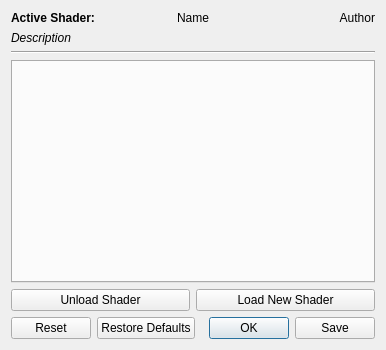
The window that src/platform/qt/ShaderSelector.ui (OpenEmu/mGBA-Core) describes before a commit, drawn with Qt 5.
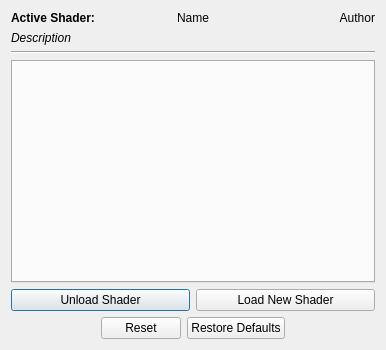
The same window after the commit.

Diff of the .ui file:
```diff
--- a/src/platform/qt/ShaderSelector.ui
+++ b/src/platform/qt/ShaderSelector.ui
@@ -81,32 +81,35 @@
     </widget>
    </item>
    <item>
-    <layout class="QHBoxLayout" name="horizontalLayout_2">
-     <item>
+    <layout class="QGridLayout" name="gridLayout">
+     <item row="0" column="0">
       <widget class="QPushButton" name="unload">
        <property name="text">
         <string>Unload Shader</string>
        </property>
       </widget>
      </item>
-     <item>
+     <item row="0" column="1">
       <widget class="QPushButton" name="load">
        <property name="text">
         <string>Load New Shader</string>
        </property>
       </widget>
      </item>
-    </layout>
-   </item>
-   <item>
+     <item row="1" column="0" colspan="2">
     <widget class="QDialogButtonBox" name="buttonBox">
      <property name="orientation">
       <enum>Qt::Horizontal</enum>
      </property>
      <property name="standardButtons">
-      <set>QDialogButtonBox::Ok|QDialogButtonBox::Reset|QDialogButtonBox::RestoreDefaults|QDialogButtonBox::Save</set>
-     </property>
-    </widget>
+        <set>QDialogButtonBox::Reset|QDialogButtonBox::RestoreDefaults</set>
+       </property>
+       <property name="centerButtons">
+        <bool>true</bool>
+       </property>
+      </widget>
+     </item>
+    </layout>
    </item>
   </layout>
  </widget>
```
Left out of the diff: 19 changed lines with no effect on the pictures. Lines whose indentation alone changed are shown as unchanged.
